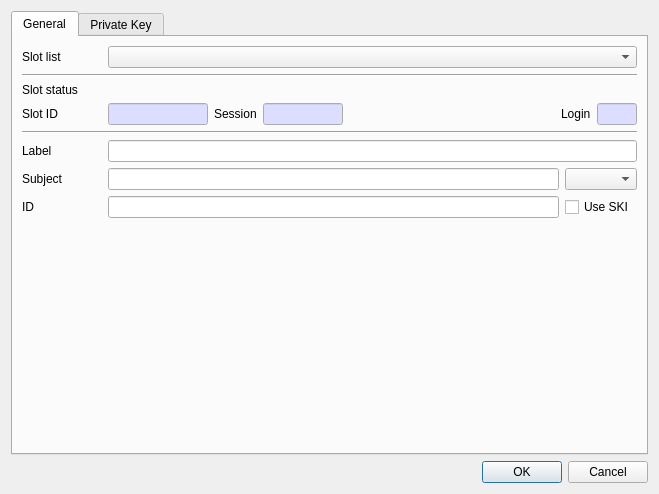
Old version of the form CryptokiMan/create_dsa_pri_key_dlg.ui in the repository jykim74/CryptokiMan.
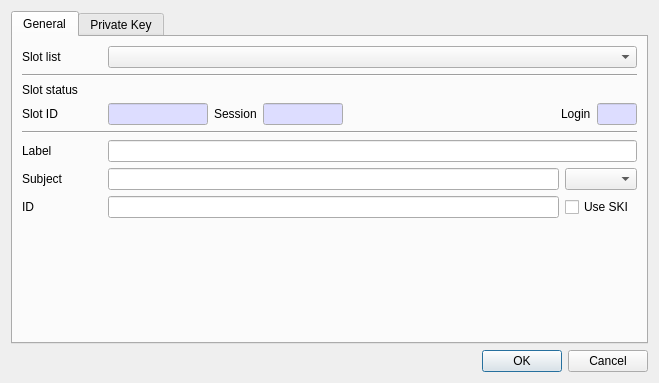
New version of the form.

```diff
--- a/CryptokiMan/create_dsa_pri_key_dlg.ui
+++ b/CryptokiMan/create_dsa_pri_key_dlg.ui
@@ -7,7 +7,7 @@
     <x>0</x>
     <y>0</y>
     <width>659</width>
-    <height>494</height>
+    <height>370</height>
    </rect>
   </property>
   <property name="windowTitle">
```
